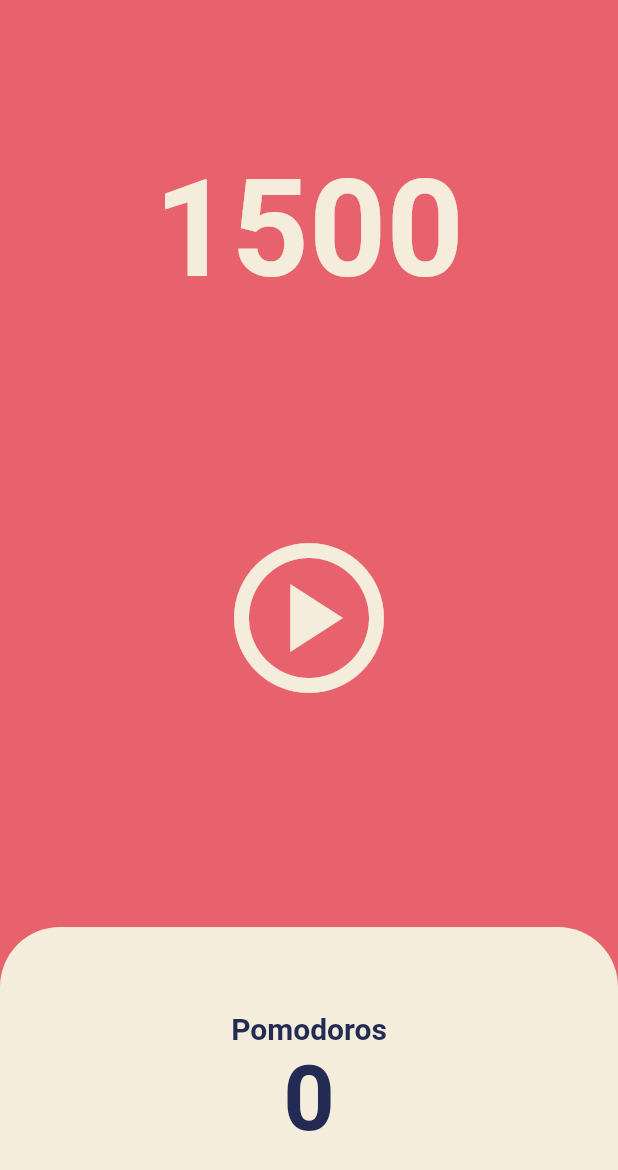
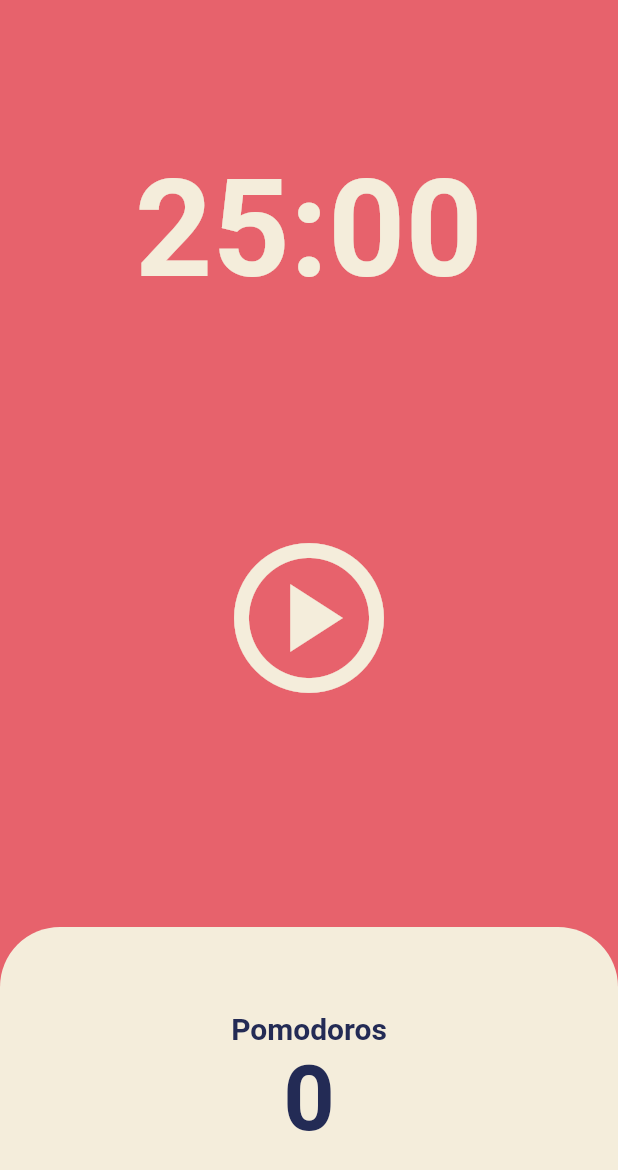
Before and after one commit to kimgeuntae/pomodoro, a Flutter app: the screen it shows after launch, on a phone screen of 412 x 824 dp. Shown: the top 1170 px of the screen. Run offline on Flutter 3.47's test engine with Material 2 defaults, Android fonts, the phone set to English and light mode, and no system bars.

Commit message:
Add: 초를 타이머 형식으로 변환

```diff
--- a/lib/screens/home_screen.dart
+++ b/lib/screens/home_screen.dart
@@ -49,6 +49,11 @@ class _HomeScreenState extends State<HomeScreen> {
     });
   }
 
+  String formatTime(int seconds) {
+    var duration = Duration(seconds: seconds);
+    return duration.toString().substring(2, 7);
+  }
+
   @override
   Widget build(BuildContext context) {
     return Scaffold(
@@ -60,7 +65,7 @@ class _HomeScreenState extends State<HomeScreen> {
             child: Container(
               alignment: Alignment.bottomCenter,
               child: Text(
-                '$totalSeconds',
+                formatTime(totalSeconds),
                 style: TextStyle(
                   color: Theme.of(context).cardColor,
                   fontSize: 90,
```
